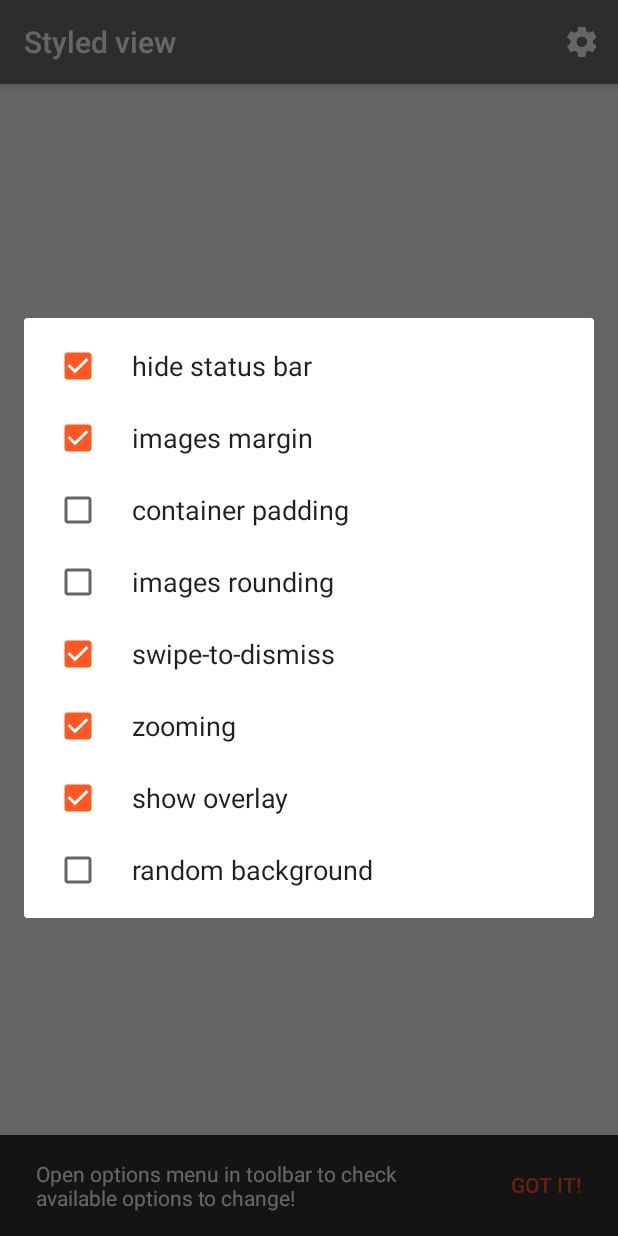
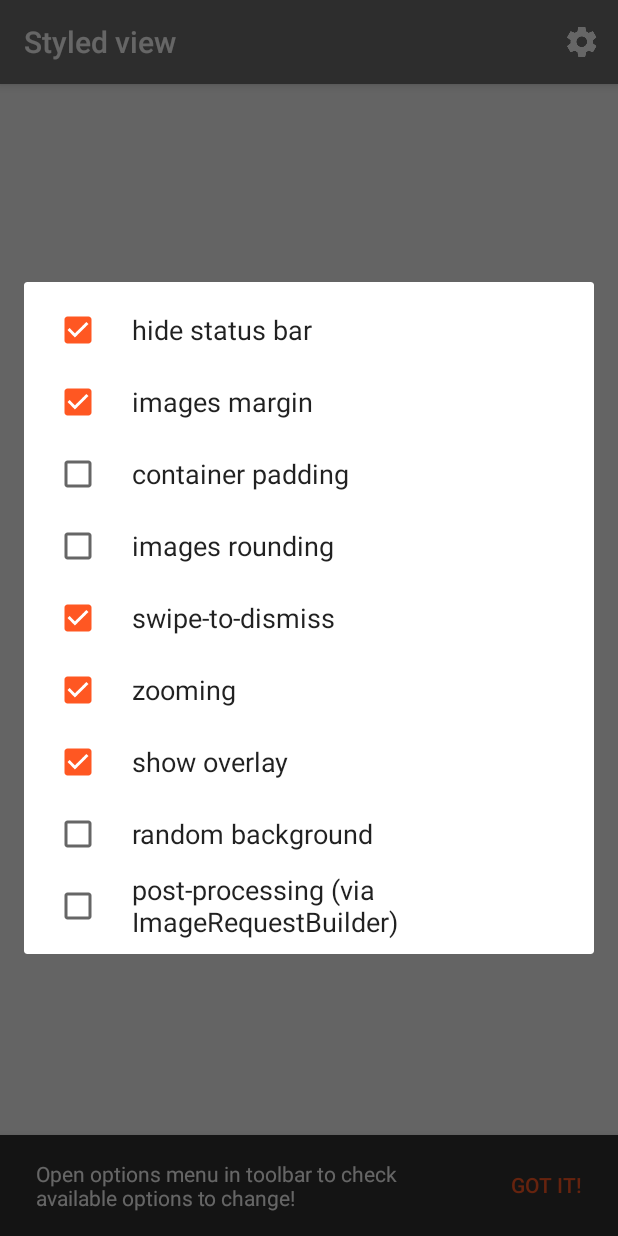
Before and after one commit to MarthaMoone/newrelic, an Android app: the StyledViewActivity screen opened directly, with no data from a screen before it, after a tap on "Options", on a phone screen of 412 x 824 dp. Run offline under Robolectric (Android 15) with nearby library versions, the phone set to English and light mode, and no system bars; libraries missing offline, so code that uses them is left out: com.facebook.drawee, jp.wasabeef.fresco; plain views replace SimpleDraweeView; pictures from the network do not load; 2 statements that could not run were skipped.

Commit message:
post-processors sample

```diff
--- a/sample/build.gradle
+++ b/sample/build.gradle
@@ -33,4 +33,7 @@ dependencies {
 
     compile 'com.github.mmin18:realtimeblurview:1.1.0'
     compile 'me.relex:circleindicator:1.2.2@aar'
+
+    compile 'jp.wasabeef:fresco-processors:2.0.0'
+    compile 'jp.co.cyberagent.android.gpuimage:gpuimage-library:1.3.0'
 }
--- a/sample/src/main/java/com/stfalcon/frescoimageviewersample/utils/StylingOptions.java
+++ b/sample/src/main/java/com/stfalcon/frescoimageviewersample/utils/StylingOptions.java
@@ -24,6 +24,7 @@ public class StylingOptions {
         put(Property.ZOOMING, true);
         put(Property.SHOW_OVERLAY, true);
         put(Property.RANDOM_BACKGROUND, false);
+        put(Property.POST_PROCESSING, false);
     }};
 
     public boolean get(Property property) {
@@ -52,7 +53,8 @@ public class StylingOptions {
         SWIPE_TO_DISMISS,
         ZOOMING,
         SHOW_OVERLAY,
-        RANDOM_BACKGROUND
+        RANDOM_BACKGROUND,
+        POST_PROCESSING
     }
 
     private static boolean[] toPrimitiveBooleanArray(Collection<Boolean> collection) {
--- a/sample/src/main/res/values/strings.xml
+++ b/sample/src/main/res/values/strings.xml
@@ -33,6 +33,7 @@
         <item>zooming</item>
         <item>show overlay</item>
         <item>random background</item>
+        <item>post-processing (via ImageRequestBuilder)</item>
     </string-array>
 
 </resources>
```
Also changed, not shown: sample/src/main/java/com/stfalcon/frescoimageviewersample/features/demo/styled/StyledViewActivity.java (+16 -4 lines).
